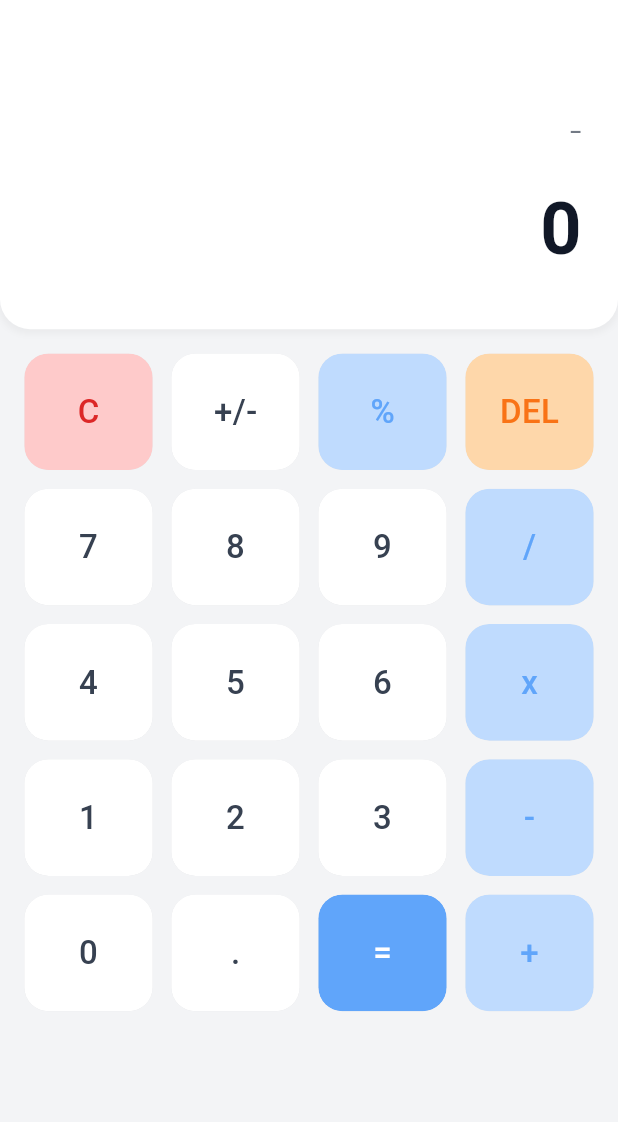
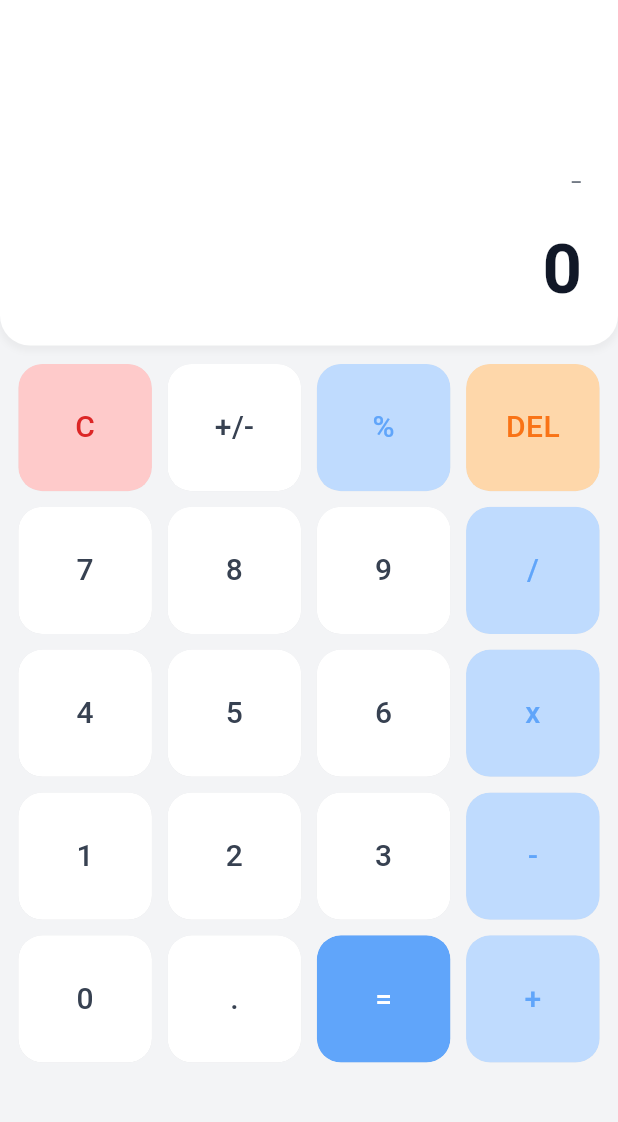
Before and after one commit to lusanmanso/lusanmanso.flutter.io, a Flutter app: the HomePage screen opened directly, after a tap on "+/-", on a phone screen of 412 x 824 dp, the part 84-1206 px from its top. Run offline on Flutter 3.47's test engine with Material 3 defaults, Android fonts, the phone set to English and light mode, and no system bars; our stand-ins replace math_expressions.

Commit message:
refactor: delete unused buttons.dart file
The functionality previously in `buttons.dart` related to the calculator buttons has been integrated directly into `main.dart`. This commit removes the now unused `buttons.dart` file.

```diff
--- a/calculator/lib/buttons.dart
+++ /dev/null
@@ -1,355 +0,0 @@
-import 'package:flutter/material.dart';
-import 'package:math_expressions/math_expressions.dart';
-
-void main() {
-  runApp(const MyApp());
-}
-
-class MyApp extends StatelessWidget {
-  const MyApp({super.key});
-
-  @override
-  Widget build(BuildContext context) {
-    return MaterialApp(
-      debugShowCheckedModeBanner: false,
-      home: const HomePage(),
-      theme: ThemeData(
-        primaryColor: const Color(0xFF1F2937),
-        scaffoldBackgroundColor: const Color(0xFFF3F4F6),
-        hintColor: const Color(0xFF60A5FA),
-        canvasColor: const Color(0xFFFFFFFF),
-        cardColor: const Color(0xFFFFFFFF),
-        textTheme: const TextTheme(
-          headlineSmall: TextStyle(color: Color(0xFF111827)),
-          bodyMedium: TextStyle(color: Color(0xFF374151)),
-        ),
-        colorScheme: ColorScheme.fromSwatch().copyWith(
-          primary: const Color(0xFF1F2937),
-          secondary: const Color(0xFF60A5FA),
-          onPrimary: Colors.white,
-          brightness: Brightness.light,
-        ),
-      ),
-    );
-  }
-}
-
-class HomePage extends StatefulWidget {
-  const HomePage({super.key});
-
-  @override
-  State<HomePage> createState() => _HomePageState();
-}
-
-class _HomePageState extends State<HomePage> {
-  var userInput = '';
-  var answer = '0';
-
-  final List<String> buttons = [
-    'C', '+/-', '%', 'DEL',
-    '7', '8', '9', '/',
-    '4', '5', '6', 'x',
-    '1', '2', '3', '-',
-    '0', '.', '=', '+',
-  ];
-
-  @override
-  Widget build(BuildContext context) {
-    final theme = Theme.of(context);
-    final bodyMediumColor = theme.textTheme.bodyMedium?.color;
-    final headlineSmallColor = theme.textTheme.headlineSmall?.color;
-
-    return Scaffold(
-      appBar: AppBar(
-        title: Text(
-          "Flutter Calculator",
-          style: TextStyle(
-            fontWeight: FontWeight.bold,
-            color: theme.colorScheme.onPrimary,
-          ),
-        ),
-        backgroundColor: theme.primaryColor,
-        elevation: 4.0,
-      ),
-      backgroundColor: theme.scaffoldBackgroundColor,
-      body: Column(
-        children: <Widget>[
-          Expanded(
-            flex: 2,
-            child: Container(
-              padding: const EdgeInsets.symmetric(horizontal: 24, vertical: 32),
-              alignment: Alignment.bottomRight,
-              decoration: BoxDecoration(
-                color: theme.canvasColor,
-                borderRadius: const BorderRadius.vertical(bottom: Radius.circular(20)),
-                boxShadow: [
-                  BoxShadow(
-                    color: Colors.grey.withAlpha((255 * 0.1).round()),
-                    spreadRadius: 1,
-                    blurRadius: 3,
-                    offset: const Offset(0, 2),
-                  ),
-                ],
-              ),
-              child: Column(
-                mainAxisAlignment: MainAxisAlignment.end,
-                crossAxisAlignment: CrossAxisAlignment.end,
-                children: <Widget>[
-                  SingleChildScrollView(
-                    scrollDirection: Axis.horizontal,
-                    reverse: true,
-                    child: Text(
-                      userInput.isEmpty ? '0' : userInput,
-                      style: TextStyle(
-                        fontSize: 28,
-                        color: bodyMediumColor?.withAlpha((255 * 0.7).round()),
-                        fontWeight: FontWeight.w300,
-                      ),
-                      textAlign: TextAlign.right,
-                    ),
-                  ),
-                  const SizedBox(height: 12),
-                  Text(
-                    answer,
-                    style: TextStyle(
-                      fontSize: 48,
-                      color: headlineSmallColor,
-                      fontWeight: FontWeight.bold,
-                    ),
-                    textAlign: TextAlign.right,
-                  ),
-                ],
-              ),
-            ),
-          ),
-          Expanded(
-            flex: 5,
-            child: Container(
-              padding: const EdgeInsets.all(16),
-              child: GridView.builder(
-                physics: const NeverScrollableScrollPhysics(),
-                itemCount: buttons.length,
-                gridDelegate: const SliverGridDelegateWithFixedCrossAxisCount(
-                  crossAxisCount: 4,
-                  childAspectRatio: 1.1,
-                  crossAxisSpacing: 12,
-                  mainAxisSpacing: 12,
-                ),
-                itemBuilder: (BuildContext context, int index) {
-                  final buttonText = buttons[index];
-
-                  if (buttonText == 'C') {
-                    return MyButton(
-                      key: ValueKey('button_$buttonText'),
-                      buttontapped: () {
-                        setState(() {
-                          userInput = '';
-                          answer = '0';
-                        });
-                      },
-                      buttonText: buttonText,
-                      color: const Color(0xFFFECACA),
-                      textColor: const Color(0xFFDC2626),
-                    );
-                  } else if (buttonText == 'DEL') {
-                    return MyButton(
-                      key: ValueKey('button_$buttonText'),
-                      buttontapped: () {
-                        setState(() {
-                          if (userInput.isNotEmpty) {
-                            userInput = userInput.substring(0, userInput.length - 1);
-                          }
-                        });
-                      },
-                      buttonText: buttonText,
-                      color: const Color(0xFFFED7AA),
-                      textColor: const Color(0xFFF97316),
-                    );
-                  } else if (buttonText == '=') {
-                    return MyButton(
-                      key: ValueKey('button_$buttonText'),
-                      buttontapped: () {
-                        setState(() {
-                          equalPressed();
-                        });
-                      },
-                      buttonText: buttonText,
-                      color: theme.hintColor,
-                      textColor: Colors.white,
-                    );
-                  } else {
-                    return MyButton(
-                      key: ValueKey('button_$buttonText'),
-                      buttontapped: () {
-                        setState(() {
-                          if (buttonText == '+/-') {
-                            if (userInput.isNotEmpty) {
-                              if (userInput.startsWith('-')) {
-                                userInput = userInput.substring(1);
-                              } else {
-                                if (userInput != '0' && userInput.isNotEmpty) {
-                                  userInput = '-$userInput';
-                                } else if (userInput.isEmpty) {
-                                  userInput = '-';
-                                }
-                                else if (userInput == '0'){
-                                  userInput = '-';
-                                }
-                              }
-                            } else {
-                              userInput = '-';
-                            }
-                          } else {
-                            if (isOperator(buttonText) && userInput.isNotEmpty && isOperator(userInput[userInput.length -1])) {
-                              if (userInput.length > 1 || userInput[userInput.length -1] != '-') {
-                                userInput = userInput.substring(0, userInput.length -1) + buttonText;
-                              } else if (buttonText != '-') {
-                                userInput = userInput.substring(0, userInput.length -1) + buttonText;
-                              }
-                            } else if (isOperator(buttonText) && userInput.isEmpty && buttonText != '-'){
-                              // Do nothing
-                            }
-                            else {
-                              userInput += buttonText;
-                            }
-                          }
-                        });
-                      },
-                      buttonText: buttonText,
-                      color: isOperator(buttonText)
-                          ? const Color(0xFFBFDBFE)
-                          : theme.cardColor,
-                      textColor: isOperator(buttonText)
-                          ? theme.hintColor
-                          : bodyMediumColor,
-                    );
-                  }
-                },
-              ),
-            ),
-          ),
-        ],
-      ),
-    );
-  }
-
-  bool isOperator(String x) {
-    if (x == '/' || x == 'x' || x == '-' || x == '+' || x == '%') {
-      return true;
-    }
-    return false;
-  }
-
-  void equalPressed() {
-    String finalUserInput = userInput;
-
-    if (finalUserInput.isNotEmpty && isOperator(finalUserInput[finalUserInput.length -1]) && finalUserInput[finalUserInput.length -1] != '%') {
-      return;
-    }
-
-    finalUserInput = finalUserInput.replaceAll('x', '*');
-
-    if (finalUserInput.endsWith('%')) {
-      if (finalUserInput.length > 1) {
-        finalUserInput = '${finalUserInput.substring(0, finalUserInput.length - 1)}/100';
-      } else {
-        answer = "Error";
-        userInput = "";
-        return;
-      }
-    } else {
-      finalUserInput = finalUserInput.replaceAllMapped(RegExp(r'(\d+\.?\d*)%'), (match) {
-        return '(${match.group(1)!}/100)';
-      });
-    }
-
-    if (finalUserInput.isEmpty) {
-      answer = "0";
-      return;
-    }
-
-    try {
-      final parser = ShuntingYardParser();
-      Expression exp = parser.parse(finalUserInput);
-      ContextModel cm = ContextModel();
-      double eval = exp.evaluate(EvaluationType.REAL, cm);
-
-      if (eval.isNaN || eval.isInfinite) {
-        answer = "Error";
-        userInput = "";
-      } else {
-        if (eval == eval.toInt().toDouble()) {
-          answer = eval.toInt().toString();
-        } else {
-          answer = eval.toStringAsFixed(4);
-          answer = answer.replaceAll(RegExp(r'0*$'), '');
-          if (answer.endsWith('.')) {
-            answer = answer.substring(0, answer.length - 1);
-          }
-        }
-      }
-    } catch (e) {
-      answer = "Error";
-      userInput = "";
-    }
-  }
-}
-
-// creating Stateless Widget for buttons
-@immutable
-class MyButton extends StatelessWidget {
-  // declaring variables
-  final Color? color;
-  final Color? textColor;
-  final String buttonText;
-  final VoidCallback? buttontapped;
-
-  //Constructor
-  const MyButton({ // Added const
-    super.key, // Added key
-    this.color,
-    this.textColor,
-    required this.buttonText,
-    this.buttontapped,
-  });
-
-  @override
-  Widget build(BuildContext context) {
-    final theme = Theme.of(context); // Get theme for fallback colors/styles
-    return GestureDetector(
-      onTap: buttontapped,
-      child: Padding(
-        padding: const EdgeInsets.all(0.2), // User's specified padding
-        child: ClipRRect(
-          borderRadius: BorderRadius.circular(16), // Rounded corners like in the immersive
-          child: Container(
-            decoration: BoxDecoration(
-              color: color ?? theme.cardColor, // Use provided color or theme's card color
-              // borderRadius is also set here to ensure the container itself is rounded,
-              // complementing ClipRRect, especially if there were other effects.
-              borderRadius: BorderRadius.circular(16),
-              boxShadow: [ // Subtle shadow for depth, from the immersive
-                BoxShadow(
-                  color: Colors.grey.withAlpha((255 * 0.15).round()),
-                  spreadRadius: 1,
-                  blurRadius: 4,
-                  offset: const Offset(0, 2),
-                ),
-              ],
-            ),
-            child: Center(
-              child: Text(
-                buttonText,
-                style: TextStyle(
-                  color: textColor ?? theme.textTheme.bodyMedium?.color, // Use provided or theme text color
-                  fontSize: 22, // Consistent font size from immersive
-                  fontWeight: FontWeight.w500, // Consistent font weight from immersive
-                ),
-              ),
-            ),
-          ),
-        ),
-      ),
-    );
-  }
-}
--- a/calculator/lib/main.dart
+++ b/calculator/lib/main.dart
@@ -60,14 +60,14 @@ class _HomePageState extends State<HomePage> {
     final theme = Theme.of(context);
     final bodyMediumColor = theme.textTheme.bodyMedium?.color;
     final headlineSmallColor = theme.textTheme.headlineSmall?.color;
-    // Using a slightly smaller font for user input for better fit
+    // TODO: Using a slightly smaller font for user input for better fit
     final userInputStyle = theme.textTheme.labelLarge?.copyWith(
-      fontSize: 26, // Reduced from 28
+      fontSize: 26,
       color: bodyMediumColor?.withAlpha((255 * 0.7).round()),
       fontWeight: FontWeight.w300,
     );
     final answerStyle = theme.textTheme.headlineSmall?.copyWith(
-      fontSize: 46, // Reduced from 48
+      fontSize: 46,
       color: headlineSmallColor,
       fontWeight: FontWeight.bold,
     );
```
